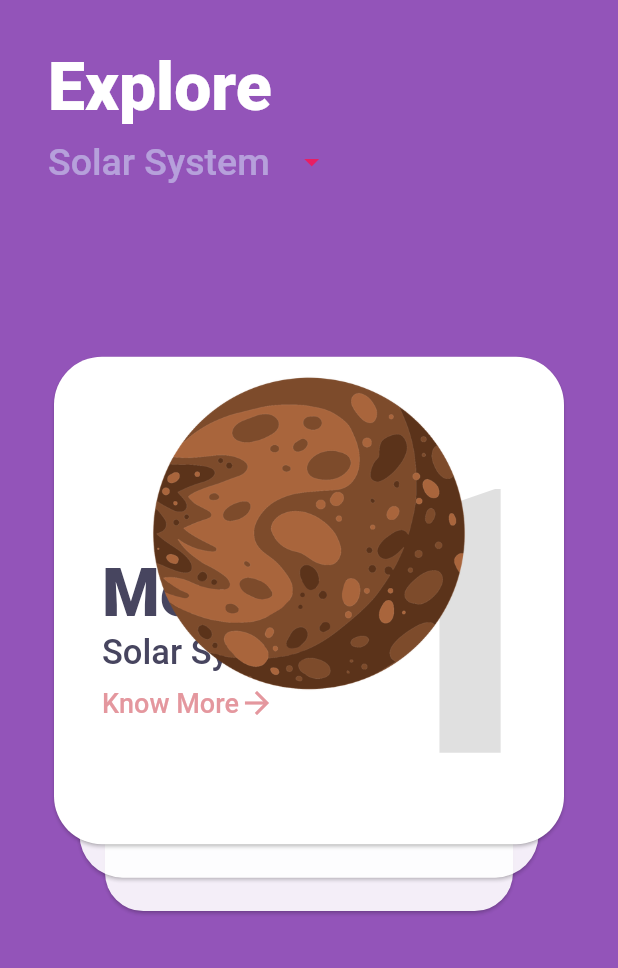
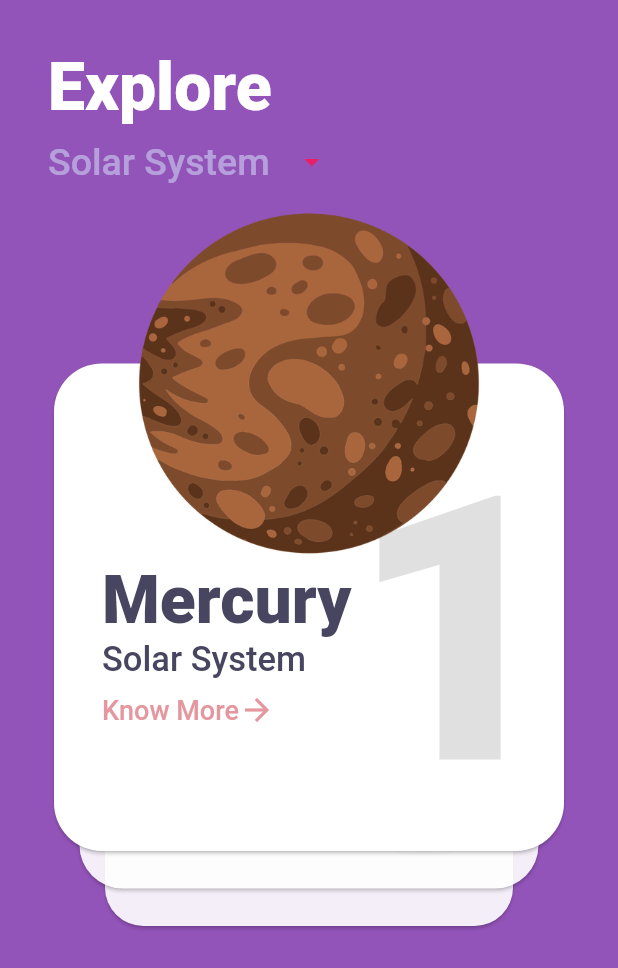
Before and after one commit to Zatinmohan/planets, a Flutter app: the screen it shows after launch, on a phone screen of 412 x 824 dp. Shown: the top 968 px of the screen. Run offline on Flutter 3.47's test engine with Material 2 defaults, Android fonts, the phone set to English and light mode, and no system bars; our stand-ins replace flutter_swiper.

Commit message:
Padding Adjustment

```diff
--- a/lib/homepage.dart
+++ b/lib/homepage.dart
@@ -46,7 +46,6 @@ class HomePage extends StatelessWidget {
               ),
               underline: SizedBox(),
             ),
-            SizedBox(height: 30.0),
             Container(
                 //color: Colors.black,
                 height: MediaQuery.of(context).size.height * 0.65,
@@ -54,7 +53,7 @@ class HomePage extends StatelessWidget {
                 child: Swiper(
                   itemCount: planetList.length,
                   itemWidth: MediaQuery.of(context).size.width,
-                  itemHeight: MediaQuery.of(context).size.height * 0.50,
+                  itemHeight: MediaQuery.of(context).size.height * 0.70,
                   layout: SwiperLayout.TINDER,
                   itemBuilder: (context, index) {
                     int pos = planetList[index].position;
@@ -63,6 +62,7 @@ class HomePage extends StatelessWidget {
                     return Stack(
                       children: [
                         Column(
+                          mainAxisAlignment: MainAxisAlignment.center,
                           children: [
                             SizedBox(
                               height: 10.0,
@@ -139,10 +139,7 @@ class HomePage extends StatelessWidget {
                           alignment: Alignment.topCenter,
                           child: Image.asset(
                             icon,
-                            //scale: 10,
-                            height: MediaQuery.of(context).size.height * 0.32,
-                            width: MediaQuery.of(context).size.width * 0.55,
-
+                            height: MediaQuery.of(context).size.height * 0.30,
                           ),
                         ),
                       ],
```
